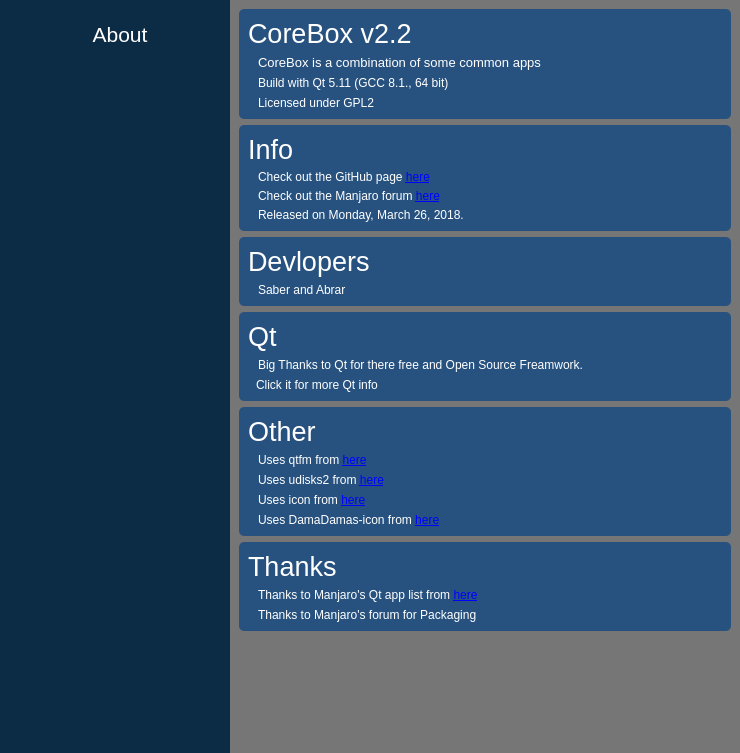
Before: the Qt Designer form app/about/about.ui in rahmanshaber/corebox, drawn with Qt 5.
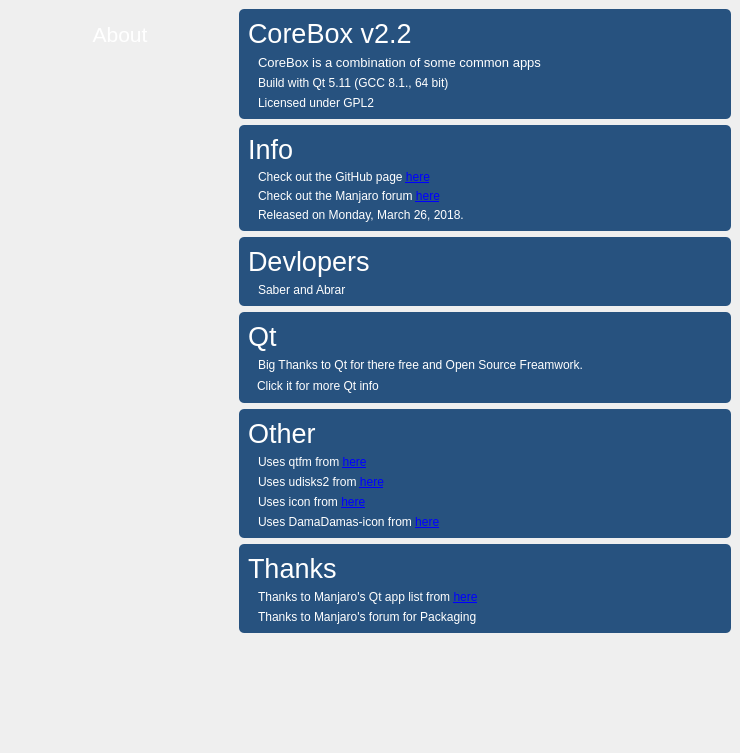
After: the same form once the commit is applied. Icons and pictures are not drawn.

What changed in the file:
```diff
--- a/app/about/about.ui
+++ b/app/about/about.ui
@@ -17,6 +17,36 @@
    <iconset resource="../icons.qrc">
     <normaloff>:/icons/About.svg</normaloff>:/icons/About.svg</iconset>
   </property>
+  <property name="styleSheet">
+   <string notr="true">/*About*/
+
+#appTitle{
+    border: 1px #232323;
+    background-color: transparent;
+    color: #ffffff;}
+
+QWidget [accessibleName=&quot;content&quot;]{
+    background-color: #767676;
+    color: #ffffff;
+    border: 1px #0C2C45;}
+
+QWidget [accessibleName=&quot;shortcut&quot;]{
+    background-color: #0C2C45;
+    color: #ffffff;
+    border: 1px #0C2C45;}
+
+QFrame{
+    background-color: #27527F;
+    color: #ffffff;
+    border-radius: 5px;}
+
+QPushButton{
+    background-color: transparent;
+    color: #ffffff;
+    Text-align:left;
+    padding: 0px 0px 0px 8px;}
+</string>
+  </property>
   <layout class="QHBoxLayout" name="horizontalLayout">
    <property name="spacing">
     <number>0</number>
@@ -53,12 +83,8 @@
        <height>16777215</height>
       </size>
      </property>
-     <property name="styleSheet">
-      <string notr="true">QWidget{
-background-color: #0C2C45;
-color: #ffffff;
-border: 1px #0C2C45;
-}</string>
+     <property name="accessibleName">
+      <string>shortcut</string>
      </property>
      <layout class="QVBoxLayout" name="verticalLayout_3" stretch="0,0">
       <property name="spacing">
@@ -77,7 +103,7 @@
        <number>10</number>
       </property>
       <item>
-       <widget class="QToolButton" name="title">
+       <widget class="QToolButton" name="appTitle">
         <property name="sizePolicy">
          <sizepolicy hsizetype="Preferred" vsizetype="Fixed">
           <horstretch>0</horstretch>
@@ -95,10 +121,6 @@
         <property name="layoutDirection">
          <enum>Qt::LeftToRight</enum>
         </property>
-        <property name="styleSheet">
-         <string notr="true">Text-align:left
-</string>
-        </property>
         <property name="text">
          <string notr="true">About</string>
         </property>
@@ -135,24 +157,8 @@
    </item>
    <item>
     <widget class="QWidget" name="widget" native="true">
-     <property name="styleSheet">
-      <string notr="true">QWidget{
-background-color: #767676;
-color: #ffffff;
-border: 1px #0C2C45;
-}
-
-QFrame{
-background-color: #27527F;
-color: #ffffff;
-border-radius: 5px;
-}
-
-QPushButton{
-background-color: #27527F;
-Text-align:left;
-padding: 0px 0px 0px 8px;
-}</string>
+     <property name="accessibleName">
+      <string>content</string>
      </property>
      <layout class="QVBoxLayout" name="verticalLayout">
       <item>
```
